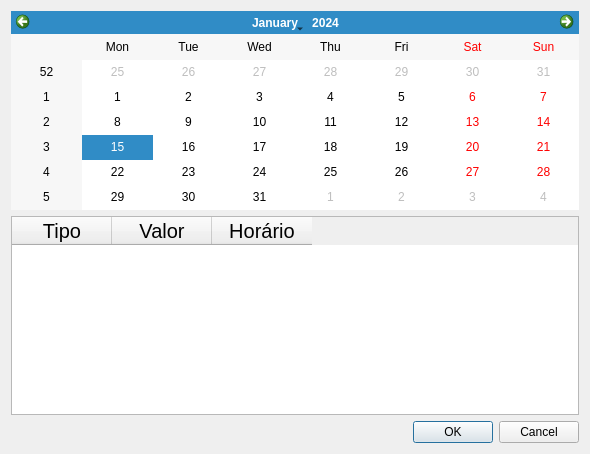
Qt form relatoriodata.ui (gustavosbarreto/mariana-app) before a commit.
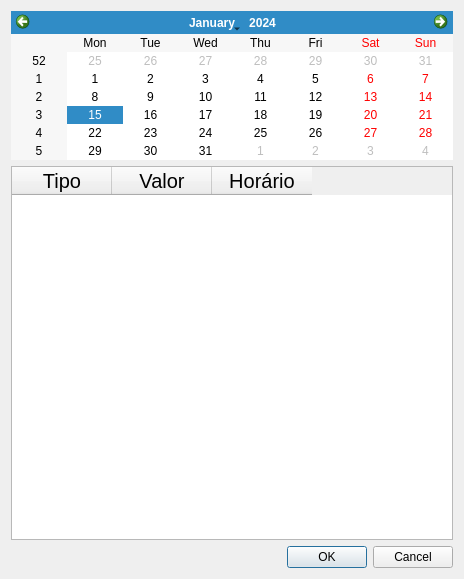
The same form after that commit.

```diff
--- a/relatoriodata.ui
+++ b/relatoriodata.ui
@@ -6,8 +6,8 @@
    <rect>
     <x>0</x>
     <y>0</y>
-    <width>590</width>
-    <height>454</height>
+    <width>464</width>
+    <height>579</height>
    </rect>
   </property>
   <property name="windowTitle">
@@ -15,10 +15,23 @@
   </property>
   <layout class="QVBoxLayout" name="verticalLayout">
    <item>
-    <widget class="QCalendarWidget" name="calendarWidget"/>
+    <widget class="QCalendarWidget" name="calendarWidget">
+     <property name="sizePolicy">
+      <sizepolicy hsizetype="Preferred" vsizetype="Maximum">
+       <horstretch>0</horstretch>
+       <verstretch>0</verstretch>
+      </sizepolicy>
+     </property>
+    </widget>
    </item>
    <item>
     <widget class="QTableWidget" name="tableWidget">
+     <property name="sizePolicy">
+      <sizepolicy hsizetype="Expanding" vsizetype="MinimumExpanding">
+       <horstretch>0</horstretch>
+       <verstretch>0</verstretch>
+      </sizepolicy>
+     </property>
      <property name="font">
       <font>
        <pointsize>15</pointsize>
```
Left out of the diff: 2 changed lines with no effect on the pictures.
